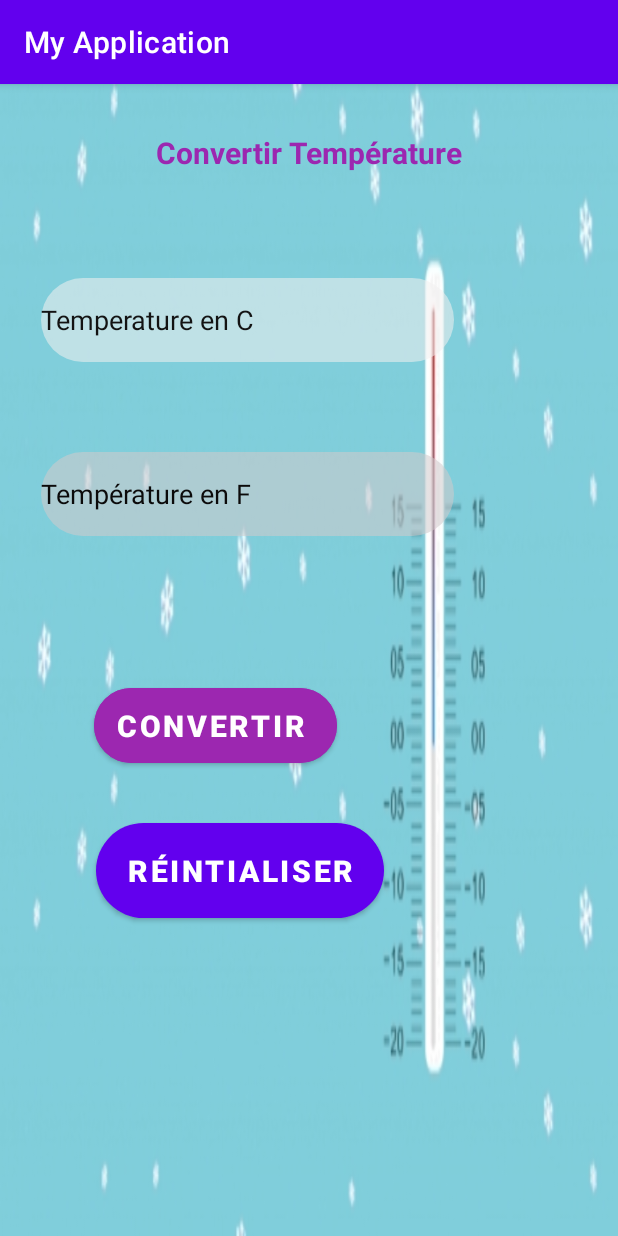
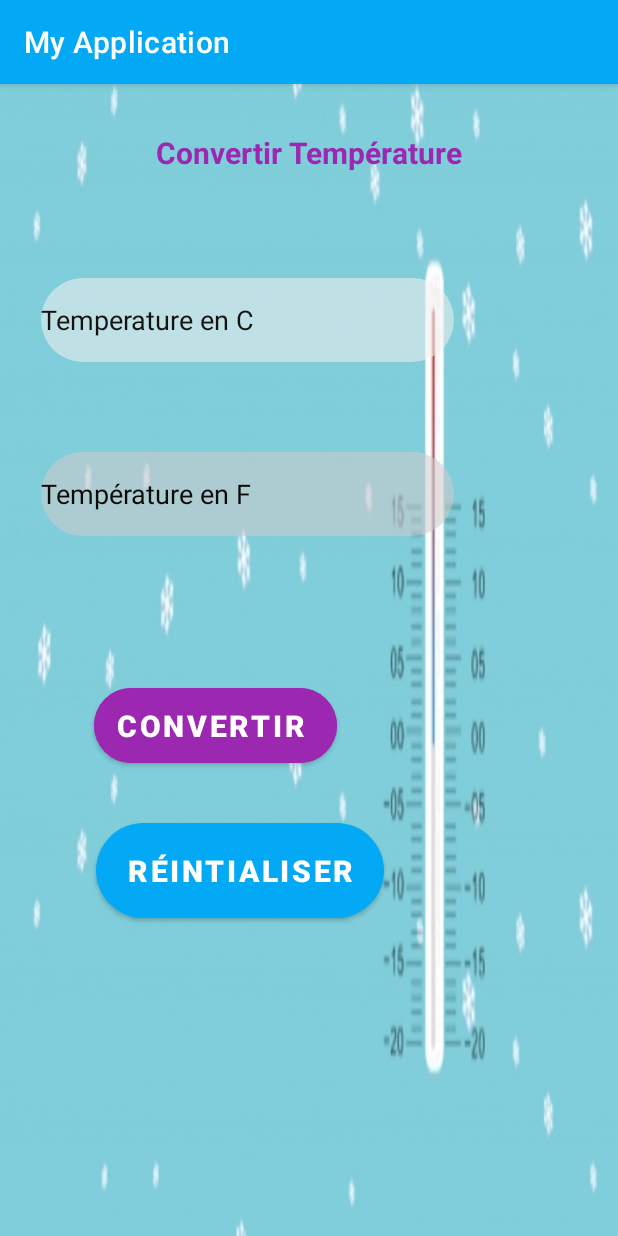
Before and after one commit to onsfadhel/MyApplication, an Android app: the screen it shows after launch (MainActivity2), on a phone screen of 412 x 824 dp. Run offline under Robolectric (Android 15) with nearby library versions, the phone set to English and light mode, and no system bars.

Commit message:
Update themes.xml

```diff
--- a/app/src/main/res/values/themes.xml
+++ b/app/src/main/res/values/themes.xml
@@ -2,7 +2,7 @@
     <!-- Base application theme. -->
     <style name="Theme.MyApplication" parent="Theme.MaterialComponents.DayNight.DarkActionBar">
         <!-- Primary brand color. -->
-        <item name="colorPrimary">@color/purple_500</item>
+        <item name="colorPrimary">@color/purple_200</item>
         <item name="colorPrimaryVariant">@color/purple_700</item>
         <item name="colorOnPrimary">@color/white</item>
         <!-- Secondary brand color. -->
```
